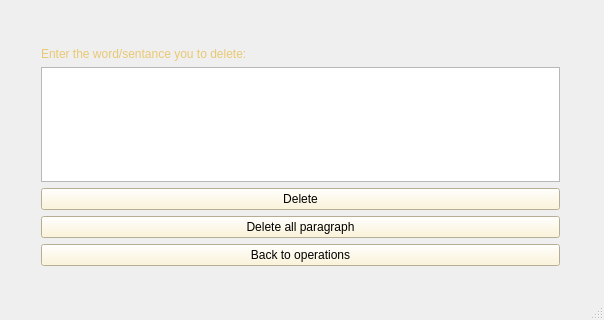
Before: the Qt Designer form DeletePage.ui in Rrr3rrr2004/Word-Frequency-Count, drawn with Qt 5; both pictures show x 0 to 604 and y 182 to 502 of the 604 by 502 pixel window.
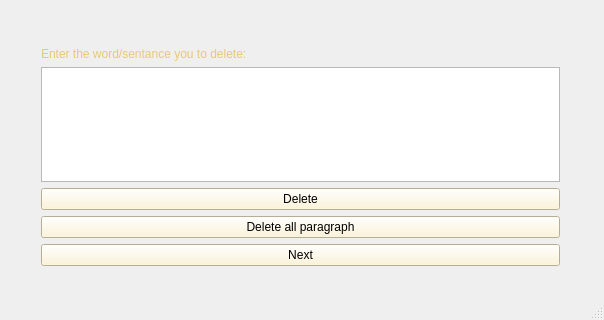
After: the same form once the commit is applied. Icons and pictures are not drawn.

Diff of the .ui file:
```diff
--- a/DeletePage.ui
+++ b/DeletePage.ui
@@ -115,7 +115,7 @@
 font: 700 10pt &quot;Times New Roman&quot;;</string>
        </property>
        <property name="text">
-        <string>Back to operations</string>
+        <string>Next</string>
        </property>
       </widget>
      </item>
```
